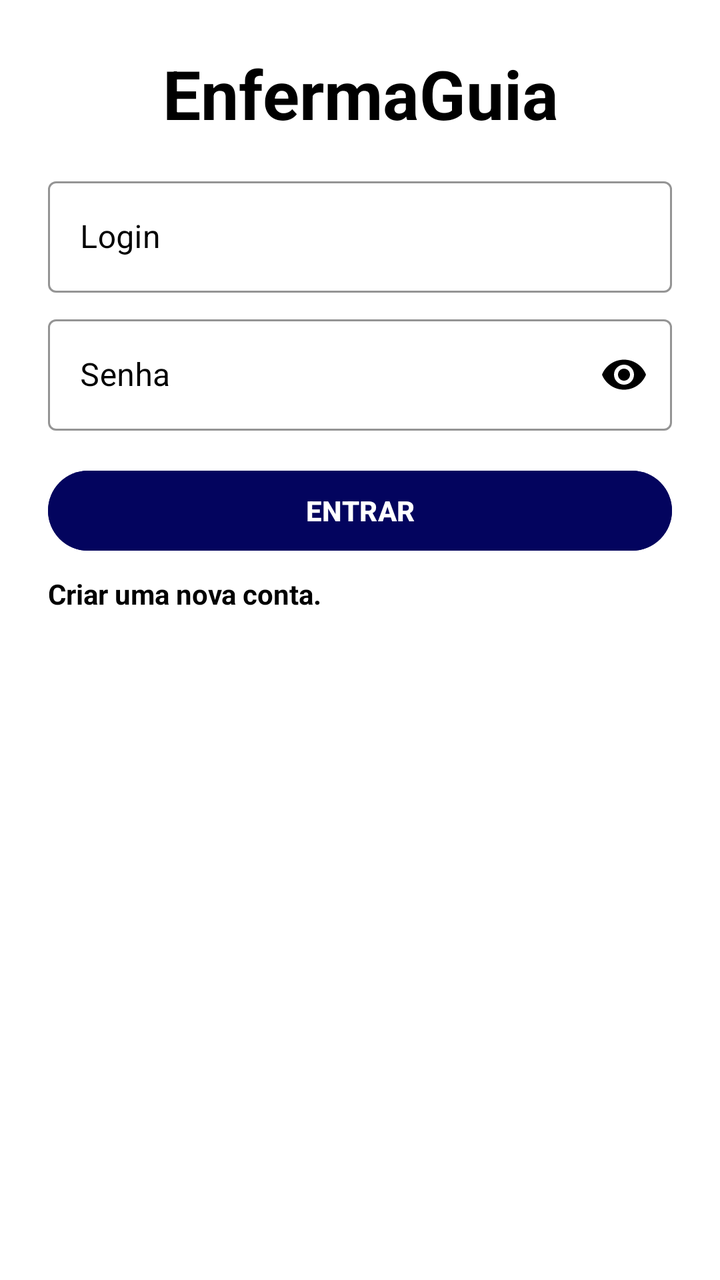
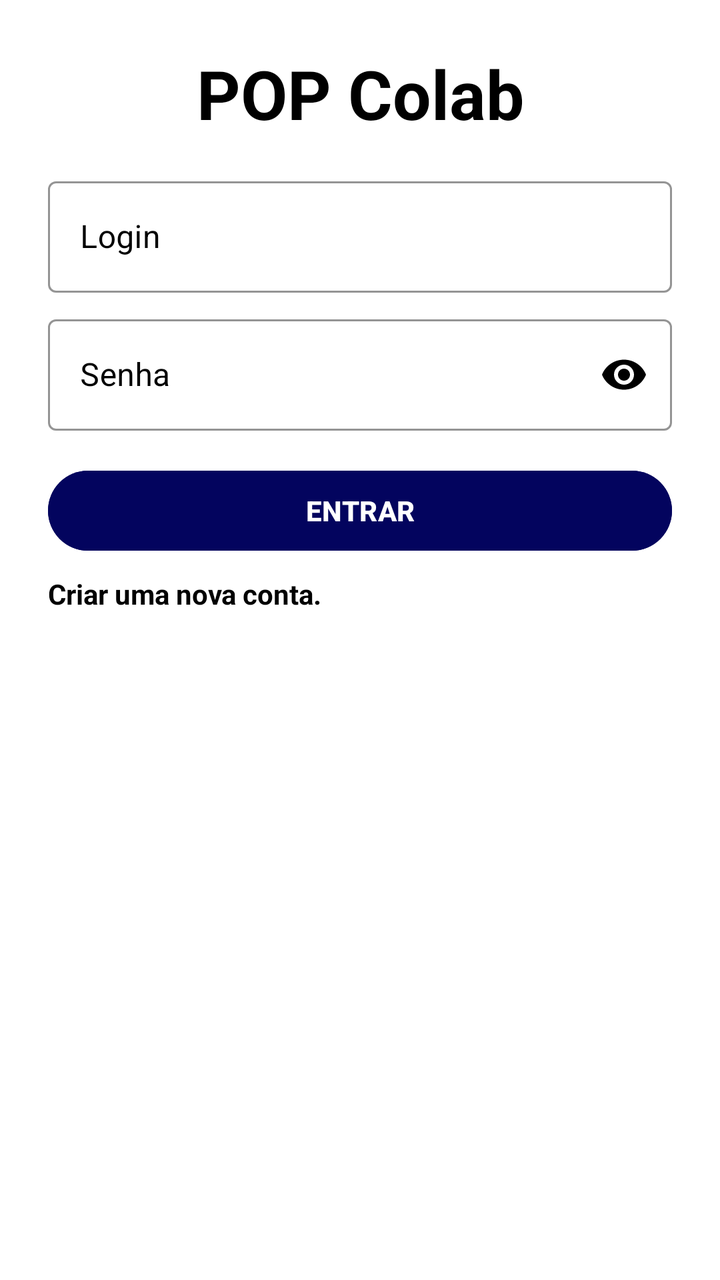

Compare the two renders of this Android layout. The source of the first and the diff that turns it into the second are given below.
<!-- AndroidManifest.xml: application theme Theme.EnfermaGuia -->
<!-- res/layout/activity_main.xml -->
<?xml version="1.0" encoding="utf-8"?>
<androidx.core.widget.NestedScrollView xmlns:android="http://schemas.android.com/apk/res/android"
    xmlns:app="http://schemas.android.com/apk/res-auto"
    xmlns:tools="http://schemas.android.com/tools"
    android:layout_width="match_parent"
    android:layout_height="match_parent"
    android:layout_gravity="center"
    android:background="@color/azul_claro"
    android:fillViewport="true"
    android:fitsSystemWindows="true"
    android:clipToPadding="false"
    android:paddingStart="16dp"
    android:paddingEnd="16dp"
    android:paddingTop="16dp"
    android:paddingBottom="24dp">

    <LinearLayout
        android:layout_width="match_parent"
        android:layout_height="wrap_content"
        android:layout_gravity="center"
        android:background="@color/white"
        android:gravity="center_horizontal"
        android:orientation="vertical"
        android:padding="8dp"
        tools:context=".MainActivity">

        <TextView
            android:id="@+id/textView"
            android:layout_width="match_parent"
            android:layout_height="wrap_content"
            android:layout_gravity="center_horizontal"
            android:gravity="center"
            android:text="EnfermaGuia"
            android:textAlignment="center"
            android:textColor="#000000"
            android:textSize="34sp"
            android:textStyle="bold" />

        <com.google.android.material.textfield.TextInputLayout
            android:id="@+id/loginField"
            style="@style/Widget.MaterialComponents.TextInputLayout.OutlinedBox"
            android:layout_width="match_parent"
            android:layout_height="wrap_content"
            android:layout_marginTop="16dp"
            android:hint="Login"
            android:textColor="#000000"
            android:textColorHint="#000000"
            app:boxStrokeColor="#000000"
            app:hintTextColor="#000000">

            <com.google.android.material.textfield.TextInputEditText
                android:layout_width="match_parent"
                android:layout_height="wrap_content"
                android:textColor="#000000"
                android:textColorHint="#000000" />

        </com.google.android.material.textfield.TextInputLayout>

        <com.google.android.material.textfield.TextInputLayout
            android:id="@+id/senhaField"
            style="@style/Widget.MaterialComponents.TextInputLayout.OutlinedBox"
            android:layout_width="match_parent"
            android:layout_height="wrap_content"
            android:layout_marginTop="8dp"
            android:hint="Senha"
            android:textColorHint="#000000"
            app:boxStrokeColor="#000000"
            app:hintTextColor="#000000"
            app:passwordToggleEnabled="true"
            app:passwordToggleTint="#000000">

            <com.google.android.material.textfield.TextInputEditText
                android:layout_width="match_parent"
                android:layout_height="wrap_content"
                android:password="true"
                android:textColor="#000000"
                android:textColorHint="#000000" />

        </com.google.android.material.textfield.TextInputLayout>

        <Button
            android:id="@+id/entrar"
            android:layout_width="match_parent"
            android:layout_height="wrap_content"
            android:layout_marginTop="16dp"
            android:backgroundTint="@color/azul_fote"
            android:text="Entrar"
            android:textAllCaps="true"
            android:textColor="#FFFFFF"
            android:textStyle="bold" />

        <TextView
            android:id="@+id/fazerCadastro"
            android:layout_width="match_parent"
            android:layout_height="wrap_content"
            android:layout_marginTop="8dp"
            android:text="Criar uma nova conta."
            android:textColor="#000000"
            android:textColorHint="#FFFFFF"
            android:textStyle="bold" />

        
        <Space
            android:layout_width="match_parent"
            android:layout_height="16dp" />

    </LinearLayout>
</androidx.core.widget.NestedScrollView>
<!-- resources referenced by this layout -->
<resources>
  <color name="azul_claro">#FFFFFF</color>
  <color name="azul_fote">#03045E</color>
  <color name="white">#FFFFFFFF</color>
  <style name="Theme.EnfermaGuia" parent="Base.Theme.EnfermaGuia" />
  <style name="Base.Theme.EnfermaGuia" parent="Theme.Material3.DayNight.NoActionBar">
          
          
      </style>
</resources>

<!-- the commit's change to res/layout/activity_main.xml (unified diff, before → after) -->
@@ -30,7 +30,7 @@
             android:layout_height="wrap_content"
             android:layout_gravity="center_horizontal"
             android:gravity="center"
-            android:text="EnfermaGuia"
+            android:text="@string/app_name"
             android:textAlignment="center"
             android:textColor="#000000"
             android:textSize="34sp"
<!-- resource entries referenced after the edit -->
@@ -3,6 +3,7 @@
   <color name="azul_claro">#FFFFFF</color>
   <color name="azul_fote">#03045E</color>
   <color name="white">#FFFFFFFF</color>
+  <string name="app_name">POP Colab</string>
   <style name="Theme.EnfermaGuia" parent="Base.Theme.EnfermaGuia" />
   <style name="Base.Theme.EnfermaGuia" parent="Theme.Material3.DayNight.NoActionBar">
           
